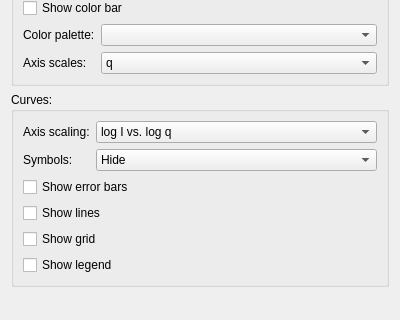
First picture: the form in cct/processinggui/settings/plotdefaults.ui, repository awacha/cct, before the edit; both pictures show x 0 to 400 and y 94 to 414 of the 400 by 502 pixel window.
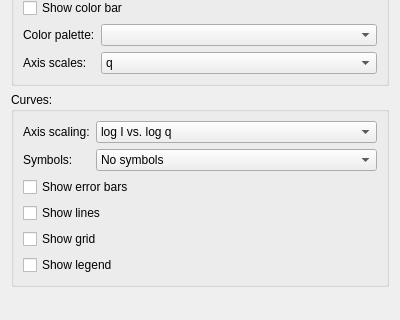
Second picture: the form after the edit.

What changed in the file:
```diff
--- a/cct/processinggui/settings/plotdefaults.ui
+++ b/cct/processinggui/settings/plotdefaults.ui
@@ -130,7 +130,7 @@
        <widget class="QComboBox" name="onedimSymbolsComboBox">
         <item>
          <property name="text">
-          <string>Hide</string>
+          <string>No symbols</string>
          </property>
         </item>
         <item>
```
Left out of the diff: 4 changed lines with no effect on the pictures.
